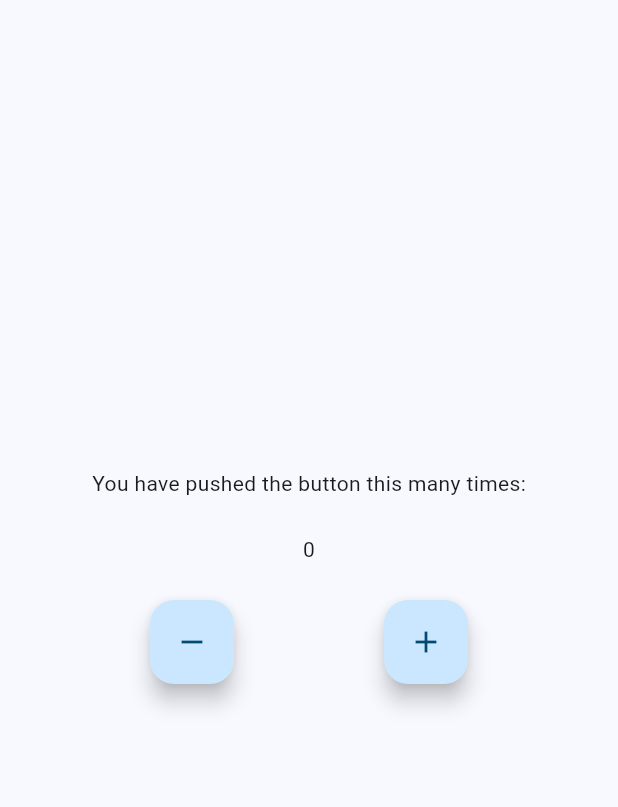
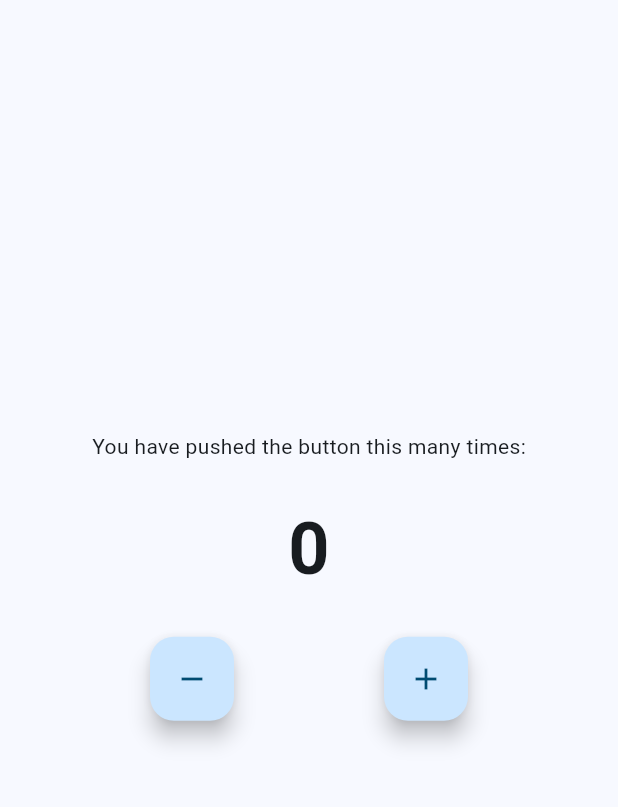
Before and after one commit to jamydevelop/Flutter-Counter-Cubit, a Flutter app: the screen it shows after launch, on a phone screen of 412 x 824 dp, the part 84-891 px from its top. Run offline on Flutter 3.47's test engine with Material 3 defaults, Android fonts, the phone set to English and light mode, and no system bars; our stand-ins replace bloc, flutter_bloc.

Commit message:
update counter text wight and sized

```diff
--- a/counter_cubit/lib/main.dart
+++ b/counter_cubit/lib/main.dart
@@ -90,6 +90,10 @@ class _MyHomePageState extends State<MyHomePage> {
               builder: (context, state) {
                 return Text(
                   state.counterValue.toString(),
+                  style: const TextStyle(
+                    fontSize: 48,
+                    fontWeight: FontWeight.bold,
+                  ),
                 );
               },
             ),
```
